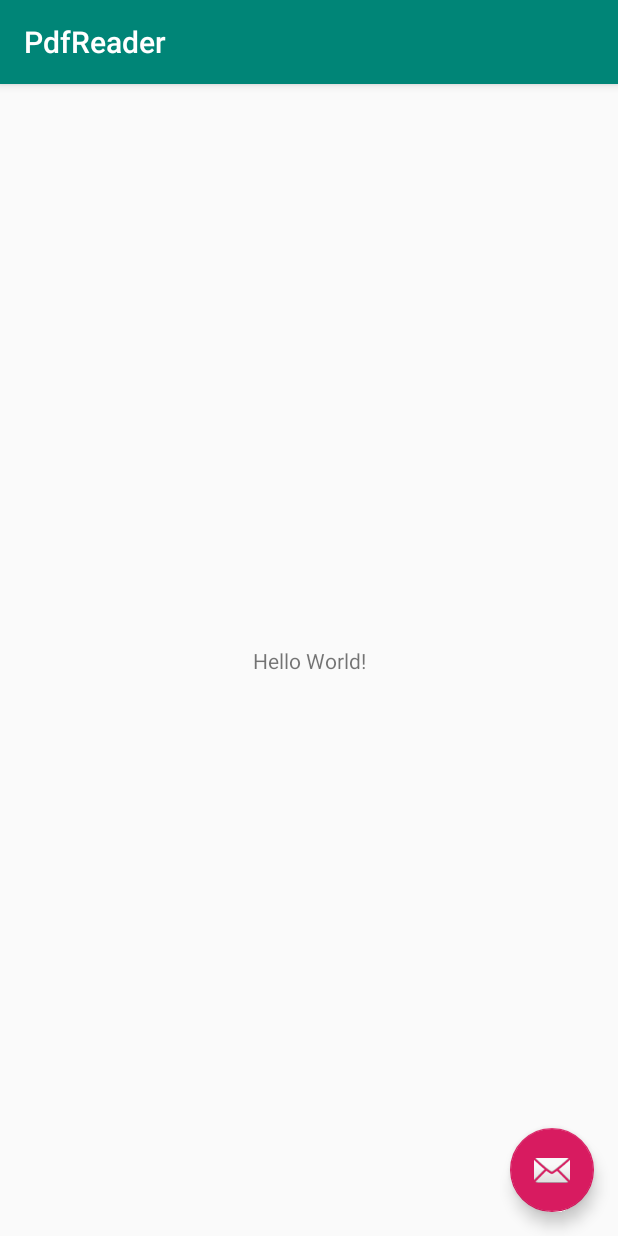
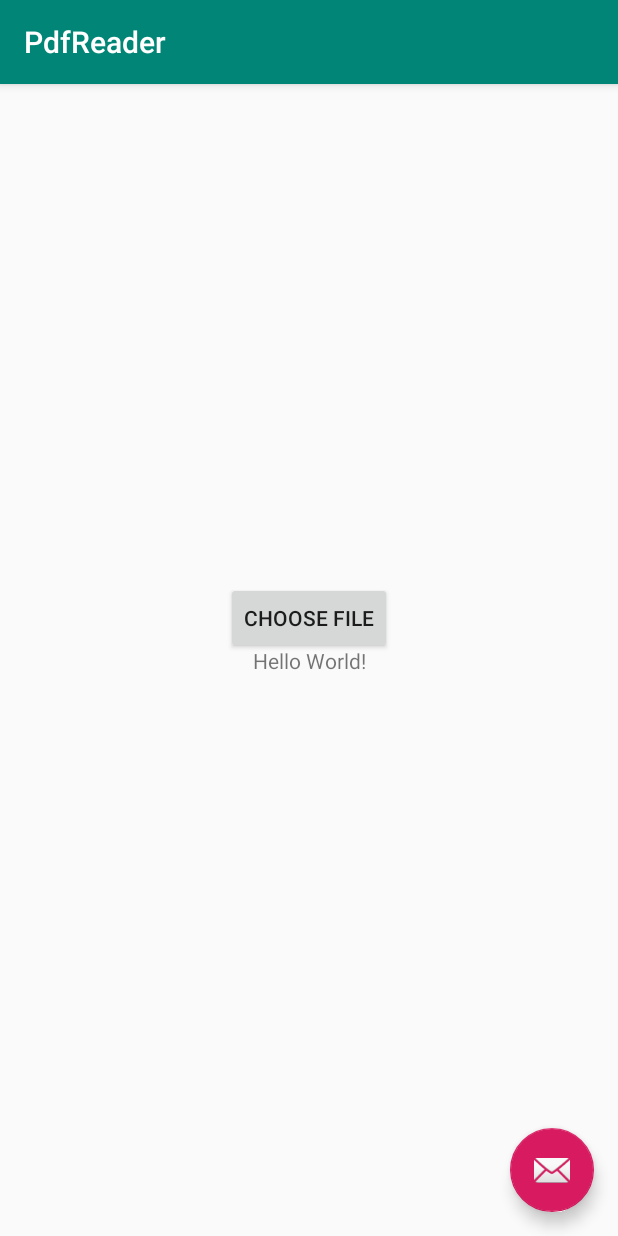
Before and after one commit to anirudh-r-hub/PdfReader, an Android app: the screen it shows after launch (MainActivity), on a phone screen of 412 x 824 dp. Run offline under Robolectric (Android 15) with nearby library versions, the phone set to English and light mode, and no system bars.

Commit message:
Reading pdf file from device

```diff
--- a/app/build.gradle
+++ b/app/build.gradle
@@ -20,6 +20,8 @@ android {
 }
 
 dependencies {
+
+    implementation 'com.github.barteksc:android-pdf-viewer:2.8.2'
     implementation fileTree(dir: 'libs', include: ['*.jar'])
     implementation 'androidx.appcompat:appcompat:1.1.0'
     implementation 'androidx.constraintlayout:constraintlayout:1.1.3'
--- a/app/src/main/res/layout/activity_main.xml
+++ b/app/src/main/res/layout/activity_main.xml
@@ -22,6 +22,7 @@
 
     <include layout="@layout/content_main" />
 
+
     <com.google.android.material.floatingactionbutton.FloatingActionButton
         android:id="@+id/fab"
         android:layout_width="wrap_content"
@@ -30,4 +31,16 @@
         android:layout_margin="@dimen/fab_margin"
         app:srcCompat="@android:drawable/ic_dialog_email" />
 
+
+
+        <Button
+            android:layout_width="wrap_content"
+            android:layout_height="wrap_content"
+            android:id="@+id/btn_filepicker"
+            android:text="Choose file"
+            android:onClick="filePicker_btn"
+            android:layout_gravity="center"
+            />
+
+
 </androidx.coordinatorlayout.widget.CoordinatorLayout>
--- a/build.gradle
+++ b/build.gradle
@@ -7,7 +7,7 @@ buildscript {
 
     }
     dependencies {
-        classpath 'com.android.tools.build:gradle:3.5.1'
+        classpath 'com.android.tools.build:gradle:3.5.3'
 
         // NOTE: Do not place your application dependencies here; they belong
         // in the individual module build.gradle files
@@ -18,6 +18,7 @@ allprojects {
     repositories {
         google()
         jcenter()
+        maven { url "https://jitpack.io" }
 
     }
 }
```
Also changed, not shown: app/src/main/AndroidManifest.xml (+7 -1 lines), app/src/main/java/com/example/pdfreader/Book1.java (added, +36 -0 lines), app/src/main/java/com/example/pdfreader/MainActivity.java (+42 -2 lines), app/src/main/res/layout/activity_book1.xml (added, +13 -0 lines).
